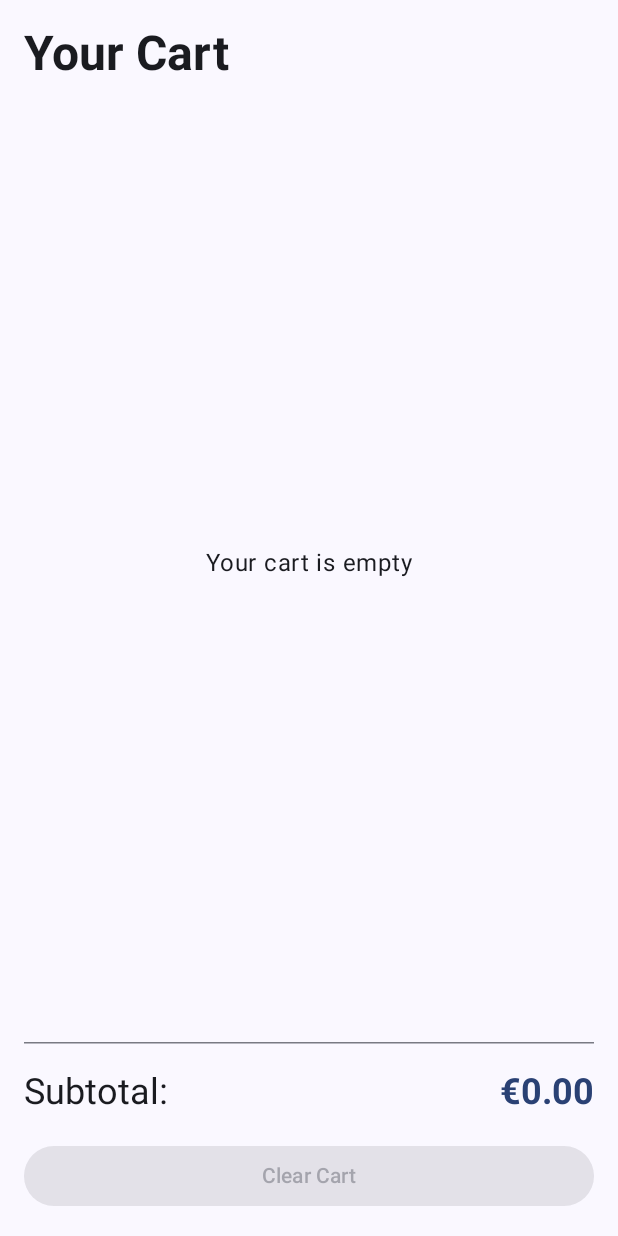
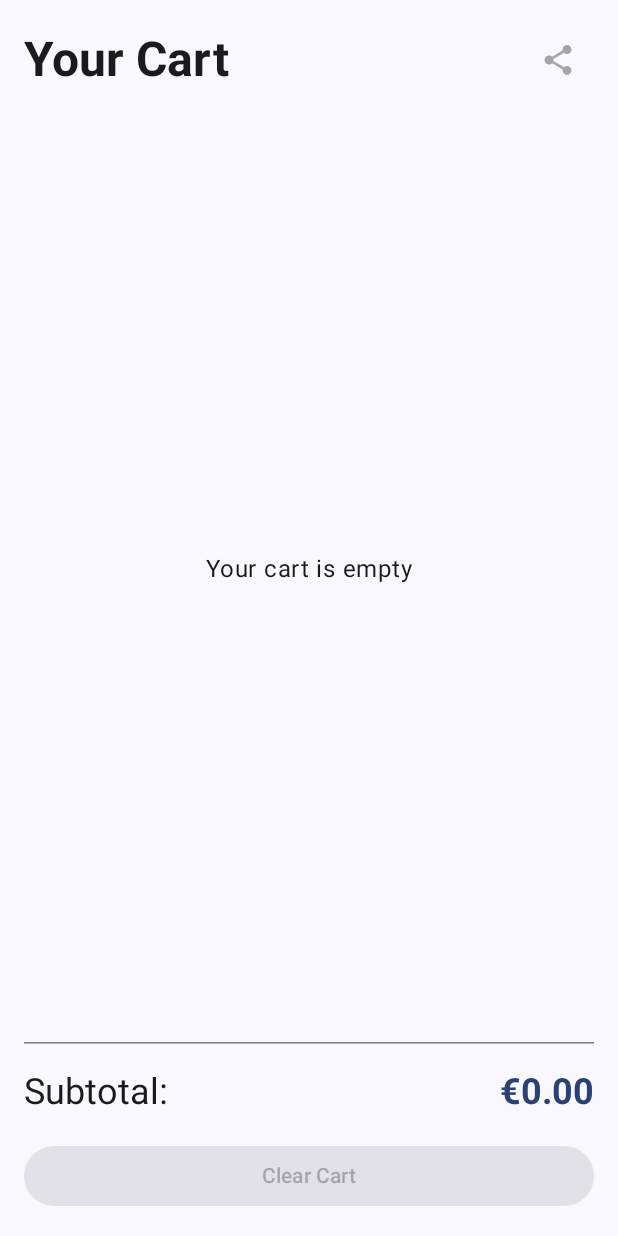
Before and after one commit to HenriqueGodoyy/mobile-security, an Android app built with Jetpack Compose: the composable CartScreen shown on its own in the app's theme, on a phone screen of 412 x 824 dp. Run offline under Robolectric (Android 15) with nearby library versions, the phone set to English and light mode, and no system bars; pictures from the network do not load.

Commit message:
Lab 3 done!

```diff
--- a/app/src/main/java/be/howest/henrique/howestdesserts/ui/cart/CartScreen.kt
+++ b/app/src/main/java/be/howest/henrique/howestdesserts/ui/cart/CartScreen.kt
@@ -1,5 +1,7 @@
 package be.howest.henrique.howestdesserts.ui.cart
 
+import android.content.Context
+import android.content.Intent
 import androidx.compose.foundation.layout.Arrangement
 import androidx.compose.foundation.layout.Box
 import androidx.compose.foundation.layout.Column
@@ -14,6 +16,7 @@ import androidx.compose.foundation.lazy.LazyColumn
 import androidx.compose.foundation.lazy.items
 import androidx.compose.material.icons.Icons
 import androidx.compose.material.icons.filled.Delete
+import androidx.compose.material.icons.filled.Share
 import androidx.compose.material3.Button
 import androidx.compose.material3.ButtonDefaults
 import androidx.compose.material3.Card
@@ -28,6 +31,7 @@ import androidx.compose.runtime.getValue
 import androidx.compose.ui.Alignment
 import androidx.compose.ui.Modifier
 import androidx.compose.ui.layout.ContentScale
+import androidx.compose.ui.platform.LocalContext
 import androidx.compose.ui.text.font.FontWeight
 import androidx.compose.ui.tooling.preview.Preview
 import androidx.compose.ui.unit.dp
@@ -37,18 +41,20 @@ import be.howest.henrique.howestdesserts.data.CartItem
 import be.howest.henrique.howestdesserts.ui.theme.HowestDessertsTheme
 import coil3.compose.AsyncImage
 
-/** Stateful: gets the ViewModel and collects its StateFlow. */
+
 @Composable
 fun CartRoute(
     modifier: Modifier = Modifier,
     viewModel: CartViewModel = viewModel(factory = CartViewModel.Factory)
 ) {
     val uiState by viewModel.uiState.collectAsStateWithLifecycle()
+    val context = LocalContext.current
 
     CartScreen(
         uiState = uiState,
         onRemoveItem = viewModel::removeItem,
         onClearCart = viewModel::clearCart,
+        onShareCart = { shareCart(context, uiState) },
         modifier = modifier
     )
 }
@@ -59,6 +65,7 @@ fun CartScreen(
     uiState: CartUiState,
     onRemoveItem: (CartItem) -> Unit,
     onClearCart: () -> Unit,
+    onShareCart: () -> Unit,
     modifier: Modifier = Modifier
 ) {
     Column(
@@ -66,12 +73,23 @@ fun CartScreen(
             .fillMaxSize()
             .padding(horizontal = 16.dp)
     ) {
-        Text(
-            text = "Your Cart",
-            style = MaterialTheme.typography.headlineLarge,
-            fontWeight = FontWeight.Bold,
-            modifier = Modifier.padding(vertical = 16.dp)
-        )
+        // Title + Share action
+        Row(
+            modifier = Modifier
+                .fillMaxWidth()
+                .padding(vertical = 16.dp),
+            verticalAlignment = Alignment.CenterVertically
+        ) {
+            Text(
+                text = "Your Cart",
+                style = MaterialTheme.typography.headlineLarge,
+                fontWeight = FontWeight.Bold,
+                modifier = Modifier.weight(1f)
+            )
+            IconButton(onClick = onShareCart, enabled = uiState.items.isNotEmpty()) {
+                Icon(Icons.Filled.Share, contentDescription = "Share cart")
+            }
+        }
 
         if (uiState.items.isEmpty()) {
             Box(
@@ -172,6 +190,24 @@ fun CartItemCard(
 
 private fun formatPrice(price: Double): String = "€%.2f".format(price)
 
+/** Plain-text summary of the cart. A pure function: easy to read and test. */
+fun buildCartSummary(uiState: CartUiState): String = buildString {
+    appendLine("My Howest Desserts cart:")
+    uiState.items.forEach { item ->
+        appendLine("- ${item.productName} x ${item.quantity}: ${formatPrice(item.price * item.quantity)}")
+    }
+    append("Subtotal: ${formatPrice(uiState.subtotal)}")
+}
+
+private fun shareCart(context: Context, uiState: CartUiState) {
+    val sendIntent = Intent(Intent.ACTION_SEND).apply {
+        type = "text/plain"
+        putExtra(Intent.EXTRA_SUBJECT, "My Howest Desserts cart")
+        putExtra(Intent.EXTRA_TEXT, buildCartSummary(uiState))
+    }
+    context.startActivity(Intent.createChooser(sendIntent, "Share cart"))
+}
+
 @Preview(showBackground = true)
 @Composable
 private fun CartScreenPreview() {
@@ -185,7 +221,8 @@ private fun CartScreenPreview() {
                 subtotal = 10.0
             ),
             onRemoveItem = {},
-            onClearCart = {}
+            onClearCart = {},
+            onShareCart = {}
         )
     }
 }
```
